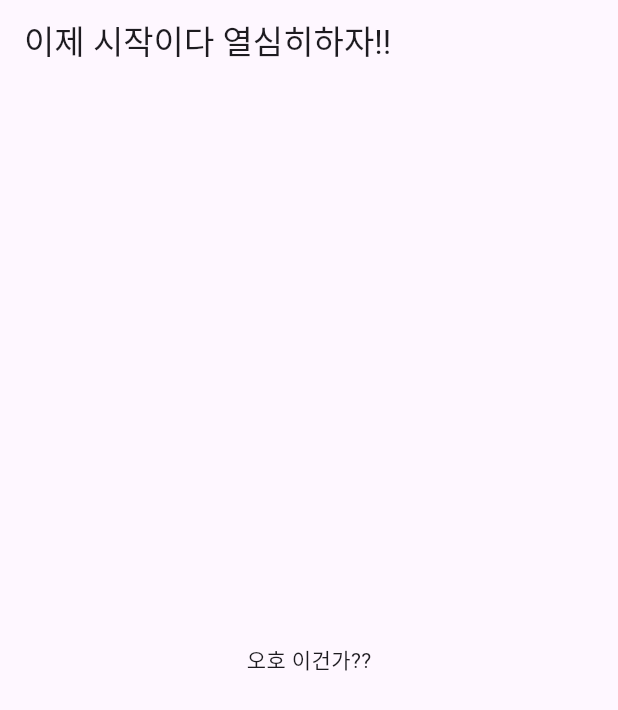
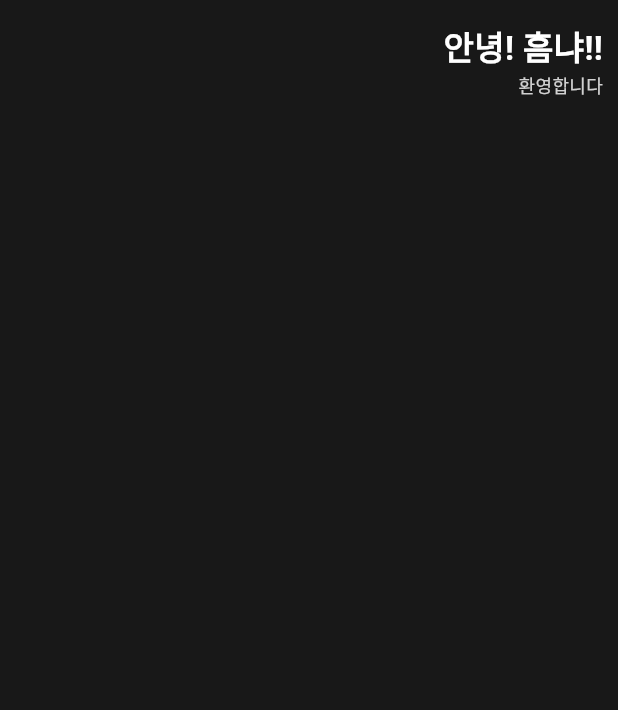
Before and after one commit to HumNya-Games/MO1, a Flutter app: the screen it shows after launch, on a phone screen of 412 x 824 dp. Shown: the top 710 px of the screen. Run offline on Flutter 3.47's test engine with Material 3 defaults, Android fonts, the phone set to English and light mode, and no system bars.

Commit message:
강의 3.0 akanfl

```diff
--- a/toonflix/lib/main.dart
+++ b/toonflix/lib/main.dart
@@ -9,8 +9,41 @@ class App extends StatelessWidget {
   Widget build(BuildContext context) {
     return MaterialApp(
       home: Scaffold(
-        appBar: AppBar(title: Text('이제 시작이다 열심히하자!!')),
-        body: Center(child: Text('오호 이건가??')),
+        backgroundColor: Color(0xff181818),
+        body: Padding(
+          padding: EdgeInsetsGeometry.only(right: 10),
+          child: Column(
+            children: [
+              Row(
+                mainAxisAlignment: MainAxisAlignment.end,
+                children: [
+                  SizedBox(height: 80),
+                  Column(
+                    crossAxisAlignment: CrossAxisAlignment.end,
+                    children: [
+                      Text(
+                        "안녕! 흠냐!!",
+                        style: TextStyle(
+                          color: Colors.white,
+                          fontSize: 22,
+                          fontWeight: FontWeight.w700,
+                        ),
+                      ),
+                      Text(
+                        "환영합니다",
+                        style: TextStyle(
+                          color: Colors.white.withOpacity(0.8),
+                          fontWeight: FontWeight.w500,
+                          fontSize: 12,
+                        ),
+                      ),
+                    ],
+                  ),
+                ],
+              ),
+            ],
+          ),
+        ),
       ),
     );
   }
```
Also changed, not shown: 1 other file.
